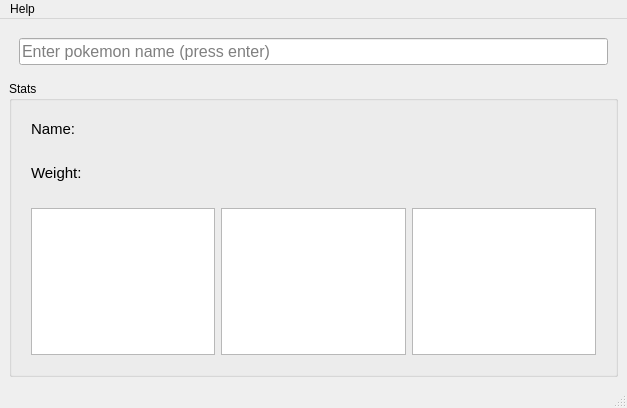
Old version of the form main.ui in the repository BrianHammond/Pokemon_REST_API_Getter.
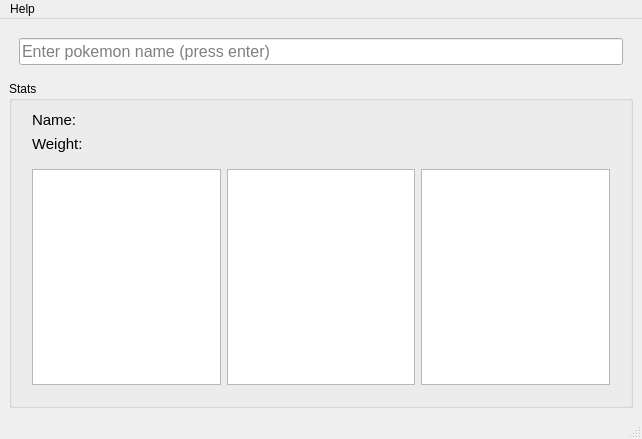
New version of the form. Icons and pictures are not drawn.

```diff
--- a/main.ui
+++ b/main.ui
@@ -6,8 +6,8 @@
    <rect>
     <x>0</x>
     <y>0</y>
-    <width>627</width>
-    <height>408</height>
+    <width>642</width>
+    <height>439</height>
    </rect>
   </property>
   <property name="windowTitle">
@@ -62,19 +62,31 @@
        <string>Stats</string>
       </property>
       <layout class="QVBoxLayout" name="verticalLayout_2">
+       <property name="leftMargin">
+        <number>10</number>
+       </property>
+       <property name="topMargin">
+        <number>10</number>
+       </property>
+       <property name="rightMargin">
+        <number>10</number>
+       </property>
+       <property name="bottomMargin">
+        <number>10</number>
+       </property>
        <item>
         <layout class="QHBoxLayout" name="horizontalLayout_5">
          <property name="leftMargin">
           <number>10</number>
          </property>
          <property name="topMargin">
-          <number>10</number>
+          <number>0</number>
          </property>
          <property name="rightMargin">
           <number>10</number>
          </property>
          <property name="bottomMargin">
-          <number>10</number>
+          <number>0</number>
          </property>
          <item>
           <widget class="QLabel" name="label">
@@ -132,13 +144,13 @@
           <number>10</number>
          </property>
          <property name="topMargin">
-          <number>10</number>
+          <number>0</number>
          </property>
          <property name="rightMargin">
           <number>10</number>
          </property>
          <property name="bottomMargin">
-          <number>10</number>
+          <number>0</number>
          </property>
          <item>
           <widget class="QLabel" name="label_2">
@@ -229,7 +241,7 @@
     <rect>
      <x>0</x>
      <y>0</y>
-     <width>627</width>
+     <width>642</width>
      <height>22</height>
     </rect>
    </property>
```
